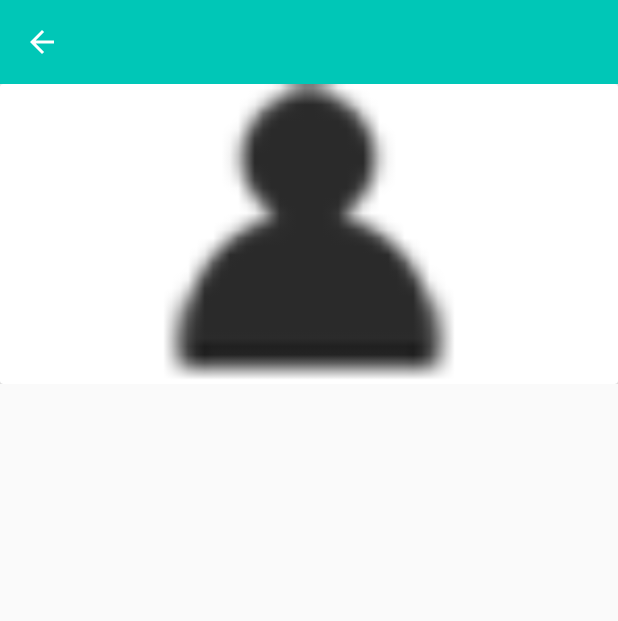
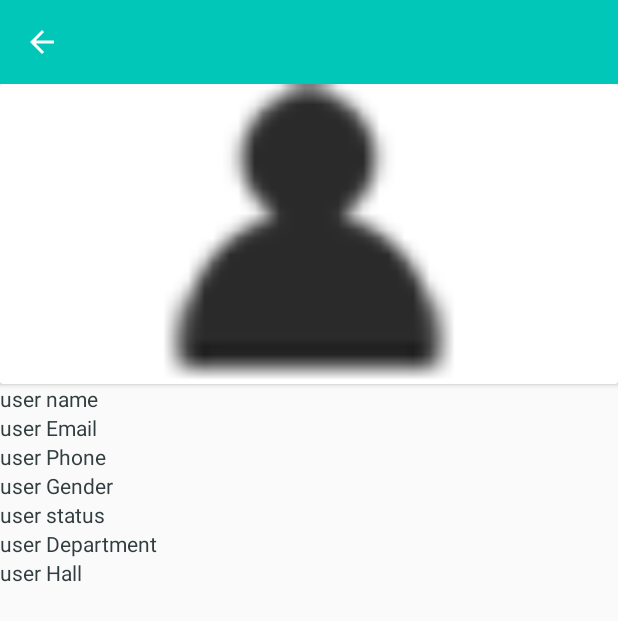
Before and after one commit to shahariar007/JUBusTracking, an Android app: the ProfileEditFragment screen opened directly, with no data from a screen before it, on a phone screen of 412 x 824 dp. Shown: the top 621 px of the screen. Run offline under Robolectric (Android 15) with nearby library versions, the phone set to English and light mode, and no system bars; libraries missing offline, so code that uses them is left out: com.jakewharton.retrofit2; 4 statements that could not run were skipped.

Commit message:
profile on process

```diff
--- a/app/src/main/res/layout/fragment_profile_edit.xml
+++ b/app/src/main/res/layout/fragment_profile_edit.xml
@@ -21,16 +21,67 @@
                 android:layout_height="wrap_content">
 
                 <android.support.v7.widget.CardView
+                    android:id="@+id/imageCardView"
                     android:layout_width="match_parent"
                     android:layout_height="wrap_content">
 
                     <ImageView
-                        android:id="@+id/image_layout"
+                        android:id="@+id/imageProfile"
                         android:layout_width="match_parent"
                         android:layout_height="wrap_content"
                         android:minHeight="200dp"
                         android:src="@drawable/user_icon" />
                 </android.support.v7.widget.CardView>
+
+                <LinearLayout
+                    android:layout_width="match_parent"
+                    android:layout_height="wrap_content"
+                    android:layout_below="@id/imageCardView"
+                    android:orientation="vertical">
+
+                    <TextView
+                        android:id="@+id/userName"
+                        android:layout_width="match_parent"
+                        android:layout_height="wrap_content"
+                        android:text="user name" />
+
+                    <TextView
+                        android:id="@+id/userEmail"
+                        android:layout_width="match_parent"
+                        android:layout_height="wrap_content"
+                        android:text="user Email" />
+
+                    <TextView
+                        android:id="@+id/userPhone"
+                        android:layout_width="match_parent"
+                        android:layout_height="wrap_content"
+                        android:text="user Phone" />
+
+                    <TextView
+                        android:id="@+id/userGender"
+                        android:layout_width="match_parent"
+                        android:layout_height="wrap_content"
+                        android:text="user Gender" />
+
+                    <TextView
+                        android:id="@+id/userStatus"
+                        android:layout_width="match_parent"
+                        android:layout_height="wrap_content"
+                        android:text="user status" />
+
+                    <TextView
+                        android:id="@+id/userDepartment"
+                        android:layout_width="match_parent"
+                        android:layout_height="wrap_content"
+                        android:text="user Department" />
+
+                    <TextView
+                        android:id="@+id/userHall"
+                        android:layout_width="match_parent"
+                        android:layout_height="wrap_content"
+                        android:text="user Hall" />
+
+                </LinearLayout>
             </RelativeLayout>
         </LinearLayout>
     </LinearLayout>
```
